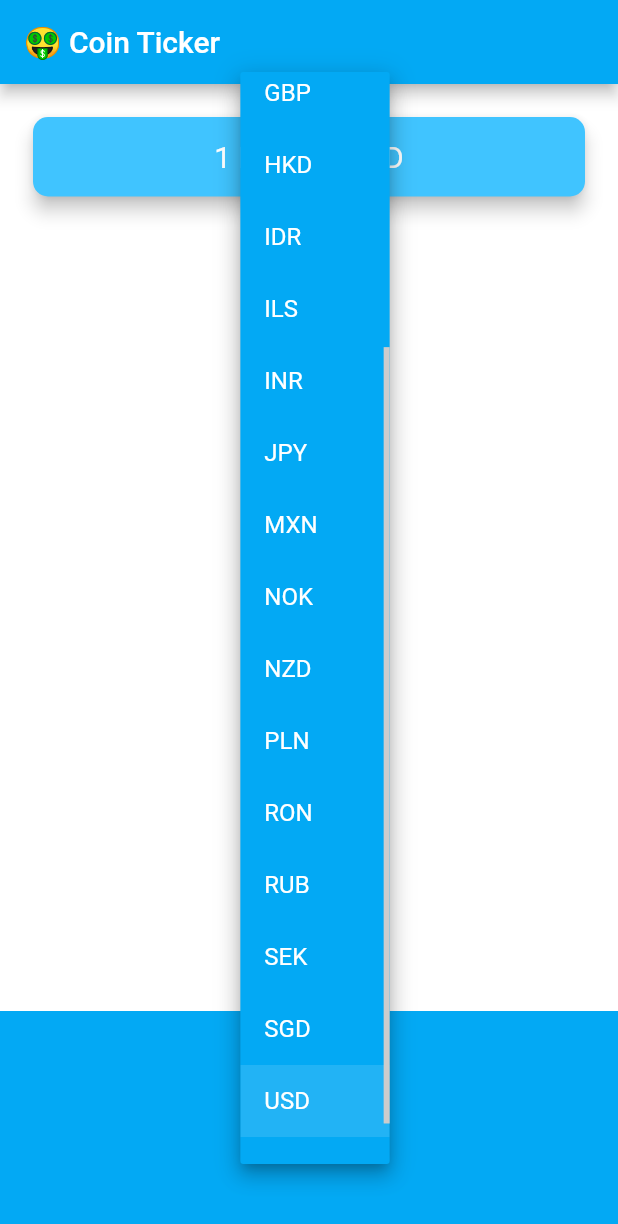
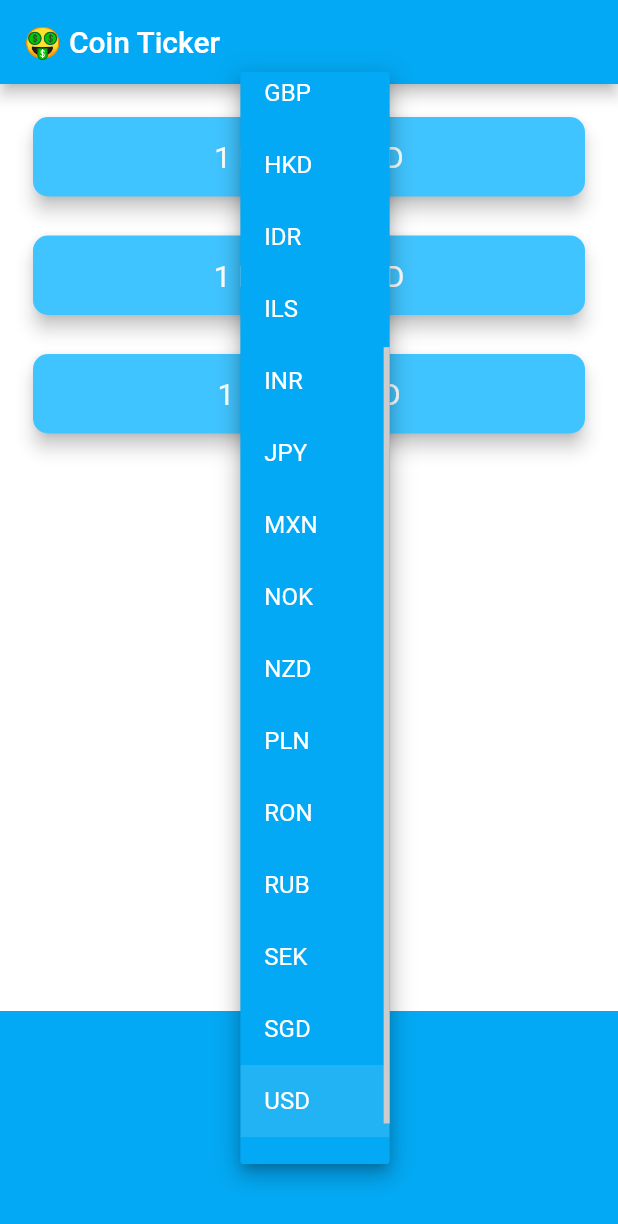
Before and after one commit to muskanrani/Bitcoin-Ticker, a Flutter app: the screen it shows after launch, after a tap on "USD", on a phone screen of 412 x 824 dp. Shown: the top 1224 px of the screen. Run offline on Flutter 3.47's test engine with Material 2 defaults, Android fonts, the phone set to English and light mode, and no system bars; network calls fail.

Commit message:
Final commit

```diff
--- a/lib/coin_data.dart
+++ b/lib/coin_data.dart
@@ -36,8 +36,12 @@ const apiKey = '7DA6D1F8-8975-4756-B600-854345F3E974';
 class CoinData {
 
   Future getCoinData(selectedCurrency) async {
+    Map<String, String> cryptoPrices = {};
     //4. Create a url combining the coinAPIURL with the currencies we're interested, BTC to USD.
-    String requestURL = '$coinAPIURL/BTC/$selectedCurrency?apikey=$apiKey';
+    for(String crypto in cryptoList) {
+      String requestURL = '$coinAPIURL/$crypto/$selectedCurrency?apikey=$apiKey';
+
+
       //5. Make a GET request to the URL and wait for the response.
       http.Response response = await http.get(requestURL);
 
@@ -48,7 +52,7 @@ class CoinData {
         //8. Get the last price of bitcoin with the key 'last'.
         var lastPrice = decodedData['rate'];
         //9. Output the lastPrice from the method.
-      return lastPrice;
+        cryptoPrices[crypto] = lastPrice.toStringAsFixed(0);
       } else {
         //10. Handle any errors that occur during the request.
         print(response.statusCode);
@@ -56,5 +60,7 @@ class CoinData {
         throw 'Problem with the get request';
       }
     }
+    return cryptoPrices;
+  }
 
 }
--- a/lib/price_screen.dart
+++ b/lib/price_screen.dart
@@ -51,14 +51,18 @@ class _PriceScreenState extends State<PriceScreen> {
 
   }
 
-  String bitcoinValue = '?';
+  Map<String, String> coinValues = {};
 
+
+  bool isWaiting = false;
   void getData() async {
+    isWaiting = true;
     try {
-      double data = await CoinData().getCoinData(selectedCurrency);
+      var data = await CoinData().getCoinData(selectedCurrency);
       //13. We can't await in a setState(). So you have to separate it out into two steps.
+      isWaiting = false;
       setState(() {
-        bitcoinValue = data.toStringAsFixed(0);
+        coinValues = data;
       });
     } catch (e) {
       print(e);
@@ -69,6 +73,26 @@ class _PriceScreenState extends State<PriceScreen> {
     super.initState();
     getData();
   }
+
+
+ // Column makeCards() {
+ //   List<CryptoCard> cryptoCards = [];
+ //   for (String crypto in cryptoList) {
+ //     cryptoCards.add(
+ //       CryptoCard(
+ //         cryptoCurrency: crypto,
+ //         selectedCurrency: selectedCurrency,
+ //         value: isWaiting ? '?' : coinValues[crypto],
+ //       ),
+ //     );
+ //   }
+ //   return Column(
+ //     crossAxisAlignment: CrossAxisAlignment.stretch,
+ //     children: cryptoCards,
+ //   );
+ // }
+
+
   @override
   Widget build(BuildContext context) {
     return Scaffold(
@@ -79,26 +103,26 @@ class _PriceScreenState extends State<PriceScreen> {
         mainAxisAlignment: MainAxisAlignment.spaceBetween,
         crossAxisAlignment: CrossAxisAlignment.stretch,
         children: <Widget>[
-          Padding(
-            padding: EdgeInsets.fromLTRB(18.0, 18.0, 18.0, 0),
-            child: Card(
-              color: Colors.lightBlueAccent,
-              elevation: 5.0,
-              shape: RoundedRectangleBorder(
-                borderRadius: BorderRadius.circular(10.0),
+          Column(
+            crossAxisAlignment: CrossAxisAlignment.stretch,
+            children: <Widget>[
+              CryptoCard(
+                cryptoCurrency: 'BTC',
+                //7. Finally, we use a ternary operator to check if we are waiting and if so, we'll display a '?' otherwise we'll show the actual price data.
+                value: isWaiting ? '?' : coinValues['BTC'],
+                selectedCurrency: selectedCurrency,
               ),
-              child: Padding(
-                padding: EdgeInsets.symmetric(vertical: 15.0, horizontal: 28.0),
-                child: Text(
-                  '1 BTC = $bitcoinValue $selectedCurrency',
-                  textAlign: TextAlign.center,
-                  style: TextStyle(
-                    fontSize: 20.0,
-                    color: Colors.white,
-                  ),
-                ),
+              CryptoCard(
+                cryptoCurrency: 'ETH',
+                value: isWaiting ? '?' : coinValues['ETH'],
+                selectedCurrency: selectedCurrency,
               ),
-            ),
+              CryptoCard(
+                cryptoCurrency: 'LTC',
+                value: isWaiting ? '?' : coinValues['LTC'],
+                selectedCurrency: selectedCurrency,
+              ),
+            ],
           ),
           Container(
             height: 150.0,
@@ -112,3 +136,41 @@ class _PriceScreenState extends State<PriceScreen> {
     );
   }
 }
+
+class CryptoCard extends StatelessWidget {
+  //2: You'll need to able to pass the selectedCurrency, value and cryptoCurrency to the constructor of this CryptoCard Widget.
+  const CryptoCard({
+    this.value,
+    this.selectedCurrency,
+    this.cryptoCurrency,
+  });
+
+  final String value;
+  final String selectedCurrency;
+  final String cryptoCurrency;
+
+  @override
+  Widget build(BuildContext context) {
+    return Padding(
+      padding: EdgeInsets.fromLTRB(18.0, 18.0, 18.0, 0),
+      child: Card(
+        color: Colors.lightBlueAccent,
+        elevation: 5.0,
+        shape: RoundedRectangleBorder(
+          borderRadius: BorderRadius.circular(10.0),
+        ),
+        child: Padding(
+          padding: EdgeInsets.symmetric(vertical: 15.0, horizontal: 28.0),
+          child: Text(
+            '1 $cryptoCurrency = $value $selectedCurrency',
+            textAlign: TextAlign.center,
+            style: TextStyle(
+              fontSize: 20.0,
+              color: Colors.white,
+            ),
+          ),
+        ),
+      ),
+    );
+  }
+}
```
Lines whose indentation alone changed are shown as unchanged.
